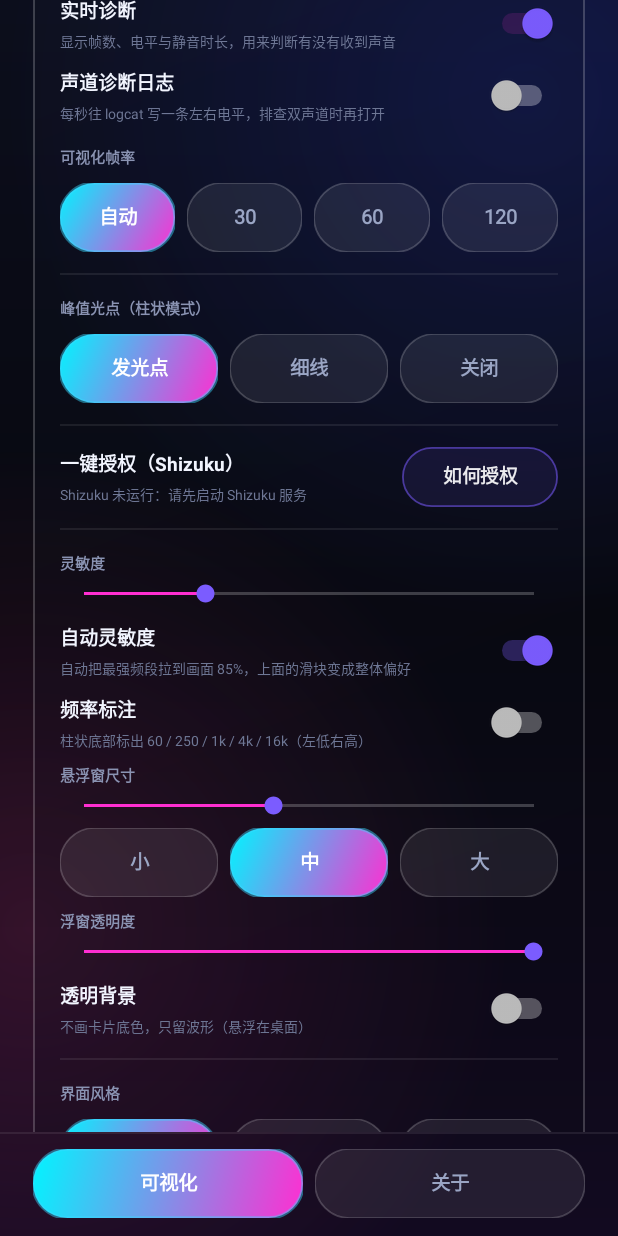
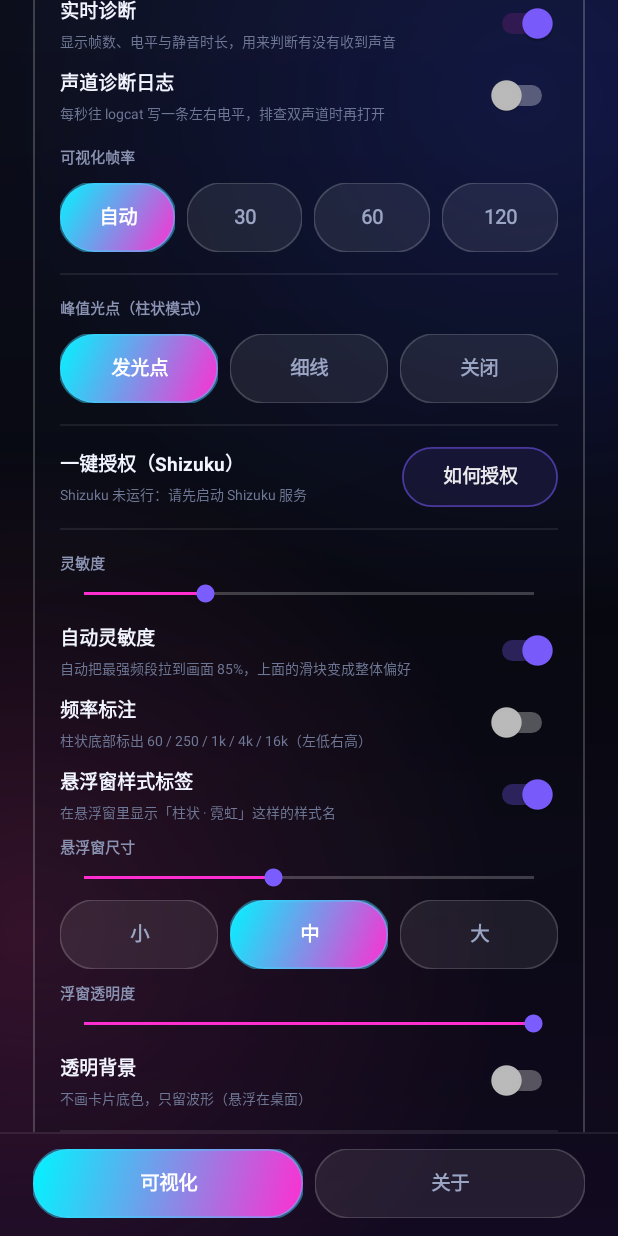
Before and after one commit to huoxingrNaNa/AuroraViz, an Android app: the screen it shows after launch (MainActivity), scrolled down 1056 dp, on a phone screen of 412 x 824 dp. Run offline under Robolectric (Android 15) with nearby library versions, the phone set to English and light mode, and no system bars; libraries missing offline, so code that uses them is left out: rikka.shizuku; 3 statements that could not run were skipped.

Commit message:
v8.5: 样式标签定位重构（应用内右上 / 浮窗顶部居中）+ 悬浮窗样式标签开关 + 声道诊断日志开关

```diff
--- a/app/build.gradle
+++ b/app/build.gradle
@@ -8,8 +8,8 @@ android {
         applicationId "com.operit.audioviz"
         minSdk 26
         targetSdk 34
-        versionCode 61
-        versionName "7.7"
+        versionCode 69
+        versionName "8.5"
     }
 
     buildTypes {
--- a/app/src/main/java/com/operit/audioviz/MainActivity.java
+++ b/app/src/main/java/com/operit/audioviz/MainActivity.java
@@ -65,6 +65,7 @@ public class MainActivity extends Activity {
     private Switch swAutoSens;
     private Switch swFreqAxis;
     private Switch swStereoLog;
+    private Switch swModeLabel;
     private boolean suppressOverlay = false;
     private Switch swIdle;
     private Switch swDiag;
@@ -171,6 +172,9 @@ public class MainActivity extends Activity {
         setContentView(R.layout.activity_main);
 
         preview = findViewById(R.id.preview);
+        preview.setModeLabelAnchor(1);  // 应用内：右上（LIVE 状态行下一行）
+        preview.setLabelTopDp(38f);
+        preview.setLabelRightDp(14f);
         stateText = findViewById(R.id.stateText);
         message = findViewById(R.id.message);
         statusShizuku = findViewById(R.id.statusShizuku);
@@ -192,6 +196,7 @@ public class MainActivity extends Activity {
         swAutoSens = findViewById(R.id.swAutoSens);
         swFreqAxis = findViewById(R.id.swFreqAxis);
         swStereoLog = findViewById(R.id.swStereoLog);
+        swModeLabel = findViewById(R.id.swModeLabel);
         swIdle = findViewById(R.id.swIdle);
         swDiag = findViewById(R.id.swDiag);
         swStereo = findViewById(R.id.swStereo);
@@ -454,6 +459,11 @@ public class MainActivity extends Activity {
             syncOverlay();
         });
 
+        swModeLabel.setChecked(Prefs.modeLabel(this));
+        swModeLabel.setOnCheckedChangeListener((bv, checked) -> {
+            Prefs.setModeLabel(MainActivity.this, checked);
+            syncOverlay();
+        });
         swStereoLog.setChecked(Prefs.stereoLog(this));
         AudioEngine.get().setStereoLog(Prefs.stereoLog(this));
         swStereoLog.setOnCheckedChangeListener((bv, checked) -> {
--- a/app/src/main/java/com/operit/audioviz/Prefs.java
+++ b/app/src/main/java/com/operit/audioviz/Prefs.java
@@ -15,6 +15,7 @@ public final class Prefs {
     private static final String K_AUTO_SENS = "auto_sens";
     private static final String K_FREQ_AXIS = "freq_axis";
     private static final String K_STEREO_LOG = "stereo_log";
+    private static final String K_MODE_LABEL = "mode_label";
     private static final String K_OVERLAY = "overlay_on";
     private static final String K_UI_STYLE = "ui_style";
     private static final String K_PEAK = "peak_glow";
@@ -96,6 +97,14 @@ public final class Prefs {
     }
     public static boolean freqAxis(Context c) {
         return sp(c).getBoolean(K_FREQ_AXIS, false);
+    }
+
+    public static boolean modeLabel(Context c) {
+        return sp(c).getBoolean(K_MODE_LABEL, true);
+    }
+
+    public static void setModeLabel(Context c, boolean v) {
+        sp(c).edit().putBoolean(K_MODE_LABEL, v).apply();
     }
 
     public static boolean stereoLog(Context c) {
--- a/app/src/main/java/com/operit/audioviz/VisualizerView.java
+++ b/app/src/main/java/com/operit/audioviz/VisualizerView.java
@@ -96,6 +96,12 @@ public class VisualizerView extends View {
     /** 自驱重绘开关：录制导出时用独立 View 手动逐帧绘制，需关掉自驱 */
     private boolean selfDrive = true;
     private boolean showModeLabel = false;
+    /** 右上角模式标签的基线高度（dp），由宿主按自己顶部占用的空间设置 */
+    private float labelTopDp = 38f;
+    /** 模式标签右侧内缩（dp），给宿主的 ✕ 按钮让位 */
+    private float labelRightDp = 14f;
+    /** 频率轴启用时标签的去向：0 = 右下（默认），1 = 右上，2 = 顶部居中 */
+    private int labelAnchor = 0;
     /** 0 发光粒子 / 1 细线 / 2 关闭 —— 与界面 chip 顺序严格一致 */
     private int peakMode = 0;
     /** 待机时是否播呼吸动画 */
@@ -233,6 +239,18 @@ public class VisualizerView extends View {
 
     public void setSelfDrive(boolean enabled) {
         selfDrive = enabled;
+    }
+
+    public void setLabelTopDp(float v) {
+        labelTopDp = v;
+    }
+
+    public void setLabelRightDp(float v) {
+        labelRightDp = v;
+    }
+
+    public void setModeLabelAnchor(int a) {
+        labelAnchor = a;
     }
 
     public void setShowModeLabel(boolean enabled) {
@@ -453,24 +471,42 @@ public class VisualizerView extends View {
     }
 
     private void drawModeLabel(Canvas canvas, int w, int h) {
+        String label = style.label + " · " + palette.label;
+        boolean shifted = freqAxis && style == Style.COLUMN;
+        // 锚点 2：顶部居中，无条件生效（悬浮窗空间小，右下总被柱子占着）
+        if (labelAnchor == 2) {
+            textPaint.setTextSize(dp(8f));
+            textPaint.setLetterSpacing(0.16f);
+            textPaint.setTextAlign(Paint.Align.CENTER);
+            float tw = textPaint.measureText(label);
+            float cx = w * 0.5f;
+            float baseY = Math.max(dp(labelTopDp), dp(9f));
+            rectF.set(cx - tw * 0.5f - dp(7), baseY - dp(9.5f),
+                    cx + tw * 0.5f + dp(7), baseY + dp(3.5f));
+            fillPaint.setShader(null);
+            fillPaint.setColor(0x59000000);
+            canvas.drawRoundRect(rectF, dp(4), dp(4), fillPaint);
+            textPaint.setColor(withAlpha(mixWhite(col2, 0.3f), 0.9f));
+            canvas.drawText(label, cx, baseY, textPaint);
+            textPaint.setTextAlign(Paint.Align.LEFT);
+            return;
+        }
+        // 锚点 1：开启频率轴时去右上（让开底部轴带），否则维持右下
+        boolean topRight = labelAnchor == 1 && shifted;
         textPaint.setTextSize(dp(8.5f));
         textPaint.setLetterSpacing(0.14f);
         textPaint.setTextAlign(Paint.Align.RIGHT);
-        String label = style.label + " · " + palette.label;
         float tw = textPaint.measureText(label);
-        // 频率轴占用底部轴带时，模式标签移到右上角，避免撞在一起
-        boolean topRight = freqAxis && style == Style.COLUMN;
-        float baseY = topRight ? dp(21f) : h - dp(10);
-        rectF.set(w - dp(14) - tw - dp(5), baseY - dp(9.5f),
-                w - dp(14) + dp(5), baseY + dp(3.5f));
+        float rx = w - dp(labelRightDp);
+        float baseY = topRight ? Math.max(dp(labelTopDp), dp(17f)) : h - dp(10);
+        rectF.set(rx - tw - dp(5), baseY - dp(9.5f), rx + dp(5), baseY + dp(3.5f));
         fillPaint.setShader(null);
         fillPaint.setColor(0x66000000);
         canvas.drawRoundRect(rectF, dp(4), dp(4), fillPaint);
         textPaint.setColor(withAlpha(mixWhite(col2, 0.25f), 0.92f));
-        canvas.drawText(label, w - dp(14), baseY, textPaint);
+        canvas.drawText(label, rx, baseY, textPaint);
         textPaint.setTextAlign(Paint.Align.LEFT);
     }
-
     /** 纵向坐标轴：4 条 dB 网格线 + 左侧刻度 */
     private void drawAxisGrid(Canvas canvas, float left, float top, float right, float bottom,
                               boolean centerAxis) {
--- a/app/src/main/res/layout/activity_main.xml
+++ b/app/src/main/res/layout/activity_main.xml
@@ -806,6 +806,44 @@
                     android:showText="false" />
             </LinearLayout>
 
+            <LinearLayout
+                android:layout_width="match_parent"
+                android:layout_height="wrap_content"
+                android:layout_marginTop="10dp"
+                android:gravity="center_vertical"
+                android:orientation="horizontal">
+
+                <LinearLayout
+                    android:layout_width="0dp"
+                    android:layout_height="wrap_content"
+                    android:layout_weight="1"
+                    android:orientation="vertical">
+
+                    <TextView
+                        android:layout_width="wrap_content"
+                        android:layout_height="wrap_content"
+                        android:text="悬浮窗样式标签"
+                        android:textColor="#FFF2F5FF"
+                        android:textSize="12.5sp"
+                        android:textStyle="bold" />
+
+                    <TextView
+                        android:layout_width="wrap_content"
+                        android:layout_height="wrap_content"
+                        android:layout_marginTop="3dp"
+                        android:tag="hint"
+                        android:text="在悬浮窗里显示「柱状 · 霓虹」这样的样式名"
+                        android:textColor="#FF6F7896"
+                        android:textSize="9.5sp" />
+                </LinearLayout>
+
+                <Switch
+                    android:id="@+id/swModeLabel"
+                    android:layout_width="wrap_content"
+                    android:layout_height="wrap_content"
+                    android:showText="false" />
+            </LinearLayout>
+
             <TextView
                 android:layout_width="wrap_content"
                 android:layout_height="wrap_content"
```
Also changed, not shown: app/src/main/java/com/operit/audioviz/OverlayService.java (+8 -4 lines), 2 other files.
